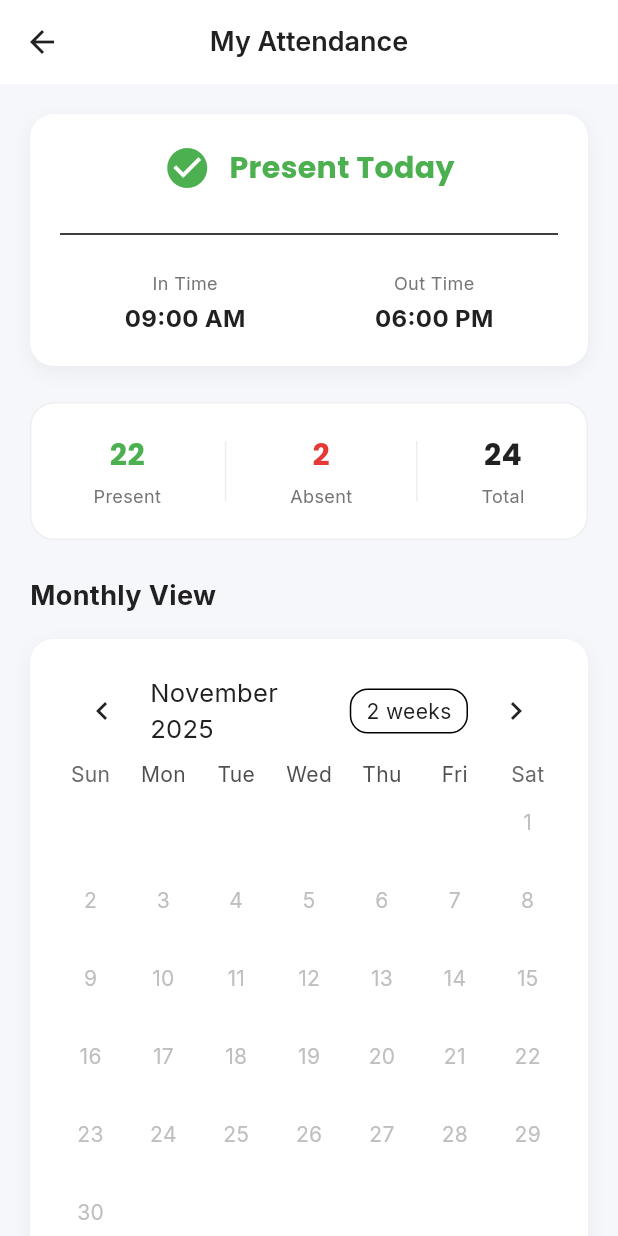
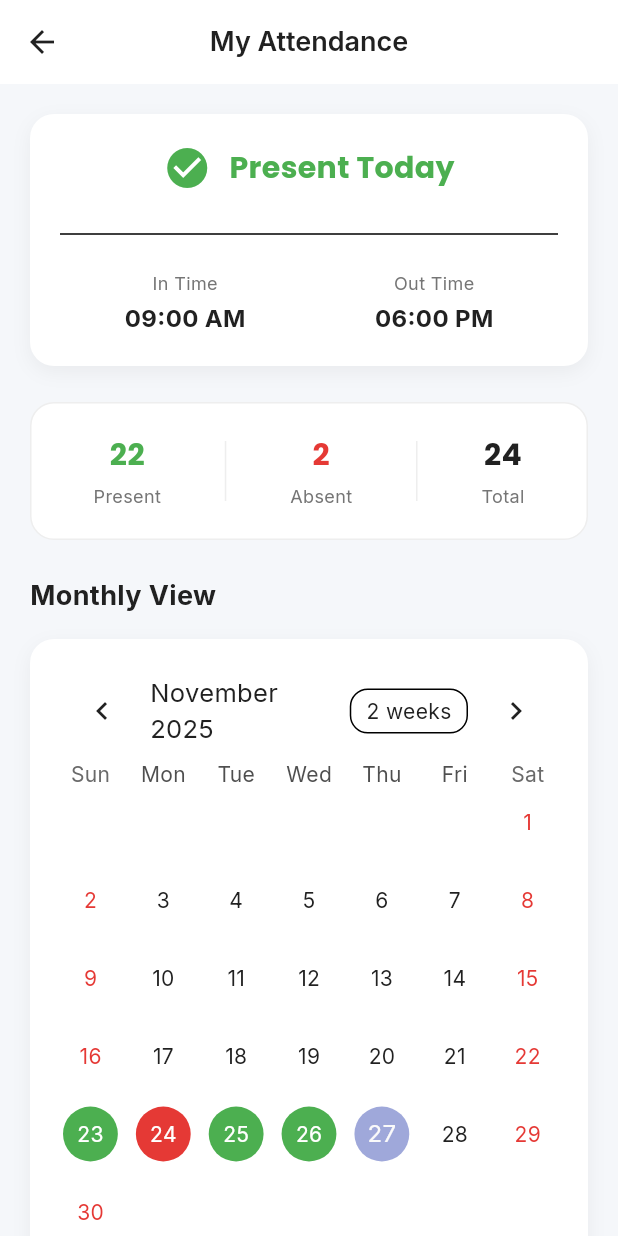
Before and after one commit to kunalkakasahebudhar/LabraryManagementSystem, a Flutter app: the AttendanceScreen screen opened by its route, on a phone screen of 412 x 824 dp. Run offline on Flutter 3.47's test engine with Material 3 defaults, Android fonts, the phone set to English and light mode, and no system bars; drawn by our look-alikes of table_calendar; our stand-ins replace google_fonts.

Commit message:
fix the calender  error

```diff
--- a/librarymanagement/lib/features/attendance/widgets/attendance_calendar.dart
+++ b/librarymanagement/lib/features/attendance/widgets/attendance_calendar.dart
@@ -37,8 +37,8 @@ class _AttendanceCalendarState extends State<AttendanceCalendar> {
         ],
       ),
       child: TableCalendar(
-        firstDay: DateTime.utc(2023, 1, 1),
-        lastDay: DateTime.utc(2024, 12, 31),
+        firstDay: DateTime.utc(2020, 1, 1),
+        lastDay: DateTime.utc(2030, 12, 31),
         focusedDay: _focusedDay,
         selectedDayPredicate: (day) => isSameDay(_selectedDay, day),
         onDaySelected: (selectedDay, focusedDay) {
```
